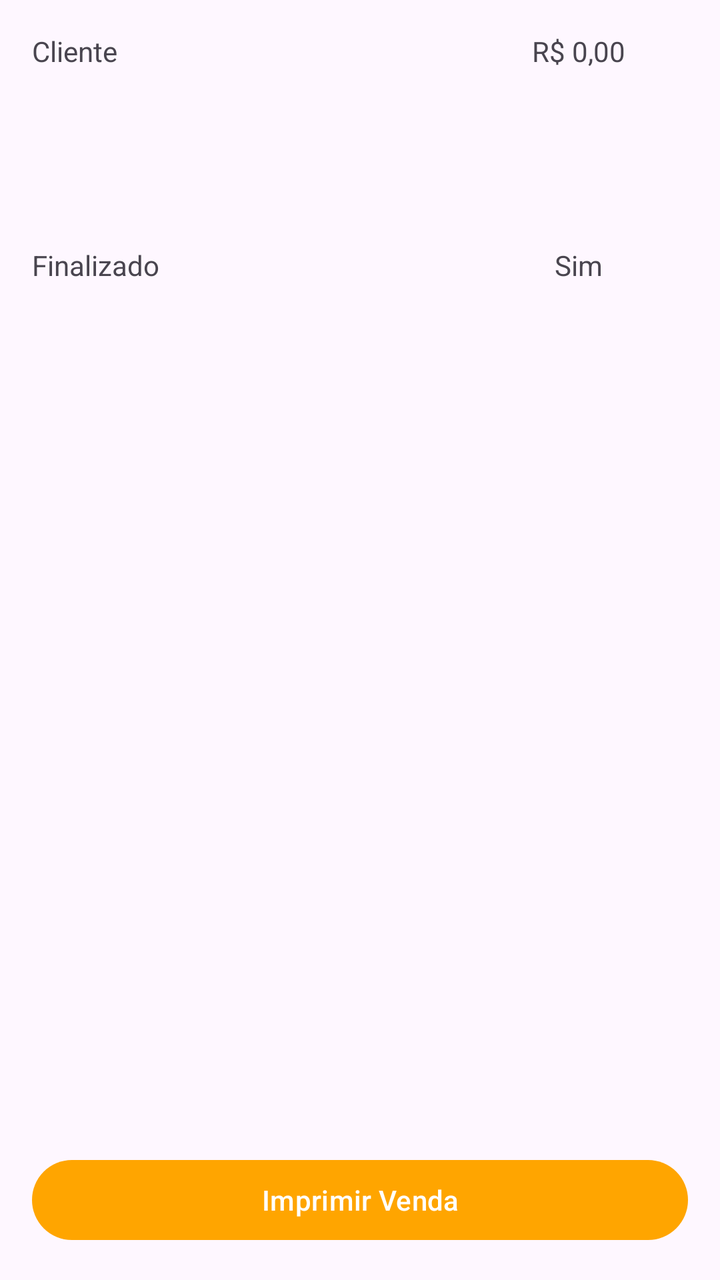
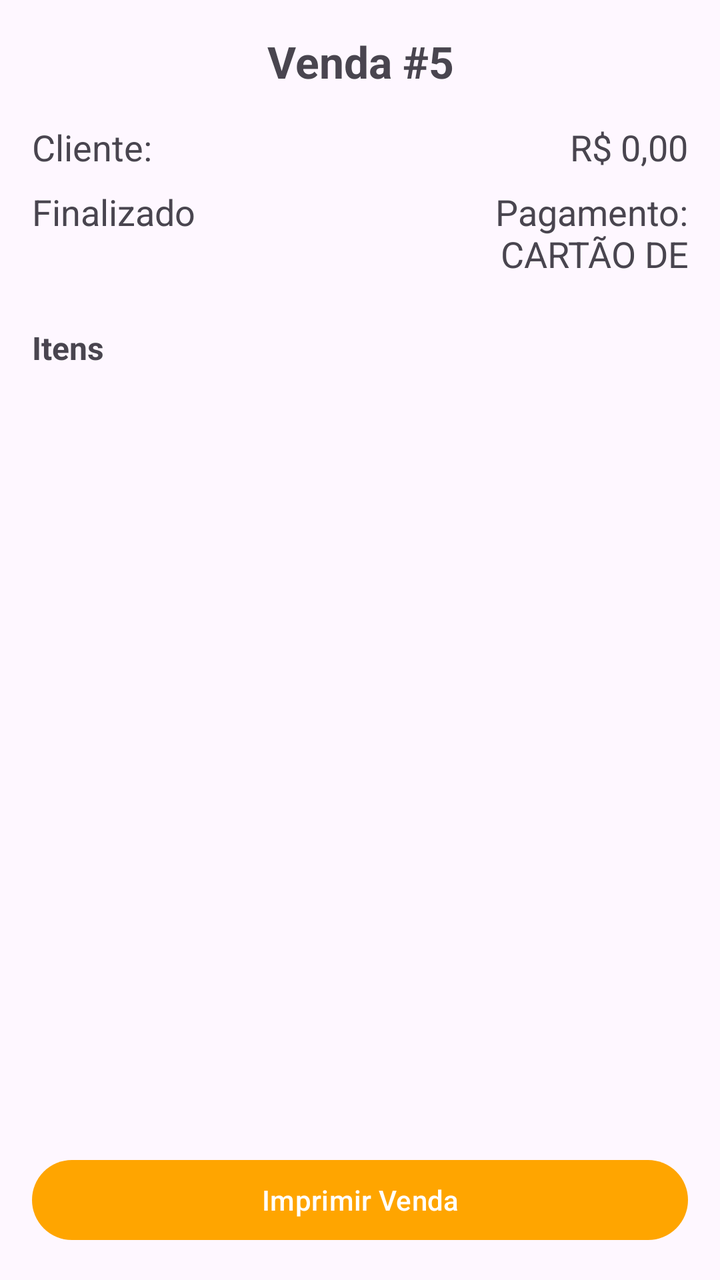

Before-and-after screenshots of an Android layout around one commit, followed by the original layout XML and the change that was made.
<!-- AndroidManifest.xml: application theme Theme.Pdv -->
<!-- res/layout/fragment_detalhes_venda.xml -->
<?xml version="1.0" encoding="utf-8"?>
<LinearLayout xmlns:android="http://schemas.android.com/apk/res/android"
    android:layout_width="match_parent"
    android:layout_height="match_parent"
    android:orientation="vertical"
    android:padding="16dp">

    <LinearLayout
        android:id="@+id/areaBusca"
        android:layout_width="match_parent"
        android:layout_height="wrap_content"
        android:orientation="horizontal"/>

    <ProgressBar
        android:id="@+id/progresso"
        android:layout_width="wrap_content"
        android:layout_height="wrap_content"
        android:layout_gravity="center_horizontal"
        android:visibility="gone" />

    <TextView
        android:id="@+id/mensagem"
        android:layout_width="match_parent"
        android:layout_height="wrap_content"
        android:gravity="center"
        android:padding="24dp"
        android:visibility="gone"
        android:text="Nada foi encontrado" />

    <TableRow
        android:layout_width="match_parent"
        android:layout_height="107dp" >


        <TextView
            android:id="@+id/cliente"
            android:layout_height="match_parent"
            android:layout_weight="1"
            android:text="Cliente" />

        <TextView
            android:id="@+id/total"
            android:layout_height="match_parent"
            android:layout_weight="2"
            android:textAlignment="center"
            android:text="R$ 0,00" />
    </TableRow>
    <TableRow
        android:layout_width="match_parent"
        android:layout_height="50dp" >

        <TextView
            android:id="@+id/status"
            android:layout_height="50dp"
            android:layout_weight="1"
            android:text="Finalizado" />

        <TextView
            android:id="@+id/forma_pag"
            android:layout_height="match_parent"
            android:layout_weight="2"
            android:textAlignment="center"
            android:text="Sim" />
    </TableRow>

    <ListView
        android:id="@+id/lista"
        android:layout_width="match_parent"
        android:layout_height="0dp"
        android:layout_weight="1" />

    <Button
        android:id="@+id/imprimir"
        android:layout_width="match_parent"
        android:layout_height="wrap_content"
        android:text="Imprimir Venda" />

</LinearLayout>
<!-- resources referenced by this layout -->
<resources>
  <style name="Theme.Pdv" parent="Base.Theme.Pdv" />
  <style name="Base.Theme.Pdv" parent="Theme.Material3.DayNight">
          
          <item name="colorPrimary">@color/botao_fundo</item>
  
      </style>
  <color name="botao_fundo">#FFA500</color>
</resources>

<!-- the commit's change to res/layout/fragment_detalhes_venda.xml (unified diff, before → after) -->
@@ -5,18 +5,71 @@
     android:orientation="vertical"
     android:padding="16dp">
 
-    <LinearLayout
-        android:id="@+id/areaBusca"
+    <TextView
+        android:id="@+id/vendaID"
         android:layout_width="match_parent"
         android:layout_height="wrap_content"
-        android:orientation="horizontal"/>
+        android:gravity="center"
+        android:text="Venda #5"
+        android:textSize="22sp"
+        android:textStyle="bold" />
 
-    <ProgressBar
-        android:id="@+id/progresso"
-        android:layout_width="wrap_content"
+    <LinearLayout
+        android:layout_width="match_parent"
         android:layout_height="wrap_content"
-        android:layout_gravity="center_horizontal"
-        android:visibility="gone" />
+        android:layout_marginTop="16dp"
+        android:orientation="horizontal">
+
+        <TextView
+            android:id="@+id/cliente"
+            android:layout_width="0dp"
+            android:layout_height="wrap_content"
+            android:layout_weight="1"
+            android:text="Cliente: "
+            android:textSize="18sp" />
+
+        <TextView
+            android:id="@+id/total"
+            android:layout_width="0dp"
+            android:layout_height="wrap_content"
+            android:layout_weight="1"
+            android:gravity="end"
+            android:text="R$ 0,00"
+            android:textSize="18sp" />
+    </LinearLayout>
+
+    <LinearLayout
+        android:layout_width="match_parent"
+        android:layout_height="wrap_content"
+        android:layout_marginTop="8dp"
+        android:orientation="horizontal">
+
+        <TextView
+            android:id="@+id/status"
+            android:layout_width="0dp"
+            android:layout_height="wrap_content"
+            android:layout_weight="1"
+            android:text="Finalizado"
+            android:textSize="18sp" />
+
+        <TextView
+            android:id="@+id/forma_pag"
+            android:layout_width="0dp"
+            android:layout_height="wrap_content"
+            android:layout_weight="1"
+            android:gravity="end"
+            android:maxLines="2"
+            android:text="Pagamento: CARTÃO DE CRÉDITO"
+            android:textSize="18sp" />
+    </LinearLayout>
+
+    <TextView
+        android:layout_width="match_parent"
+        android:layout_height="wrap_content"
+        android:layout_marginTop="24dp"
+        android:text="Itens"
+        android:textSize="16sp"
+        android:textStyle="bold" />
 
     <TextView
         android:id="@+id/mensagem"
@@ -24,44 +77,8 @@
         android:layout_height="wrap_content"
         android:gravity="center"
         android:padding="24dp"
-        android:visibility="gone"
-        android:text="Nada foi encontrado" />
-
-    <TableRow
-        android:layout_width="match_parent"
-        android:layout_height="107dp" >
-
-
-        <TextView
-            android:id="@+id/cliente"
-            android:layout_height="match_parent"
-            android:layout_weight="1"
-            android:text="Cliente" />
-
-        <TextView
-            android:id="@+id/total"
-            android:layout_height="match_parent"
-            android:layout_weight="2"
-            android:textAlignment="center"
-            android:text="R$ 0,00" />
-    </TableRow>
-    <TableRow
-        android:layout_width="match_parent"
-        android:layout_height="50dp" >
-
-        <TextView
-            android:id="@+id/status"
-            android:layout_height="50dp"
-            android:layout_weight="1"
-            android:text="Finalizado" />
-
-        <TextView
-            android:id="@+id/forma_pag"
-            android:layout_height="match_parent"
-            android:layout_weight="2"
-            android:textAlignment="center"
-            android:text="Sim" />
-    </TableRow>
+        android:text="Nada foi encontrado"
+        android:visibility="gone" />
 
     <ListView
         android:id="@+id/lista"
